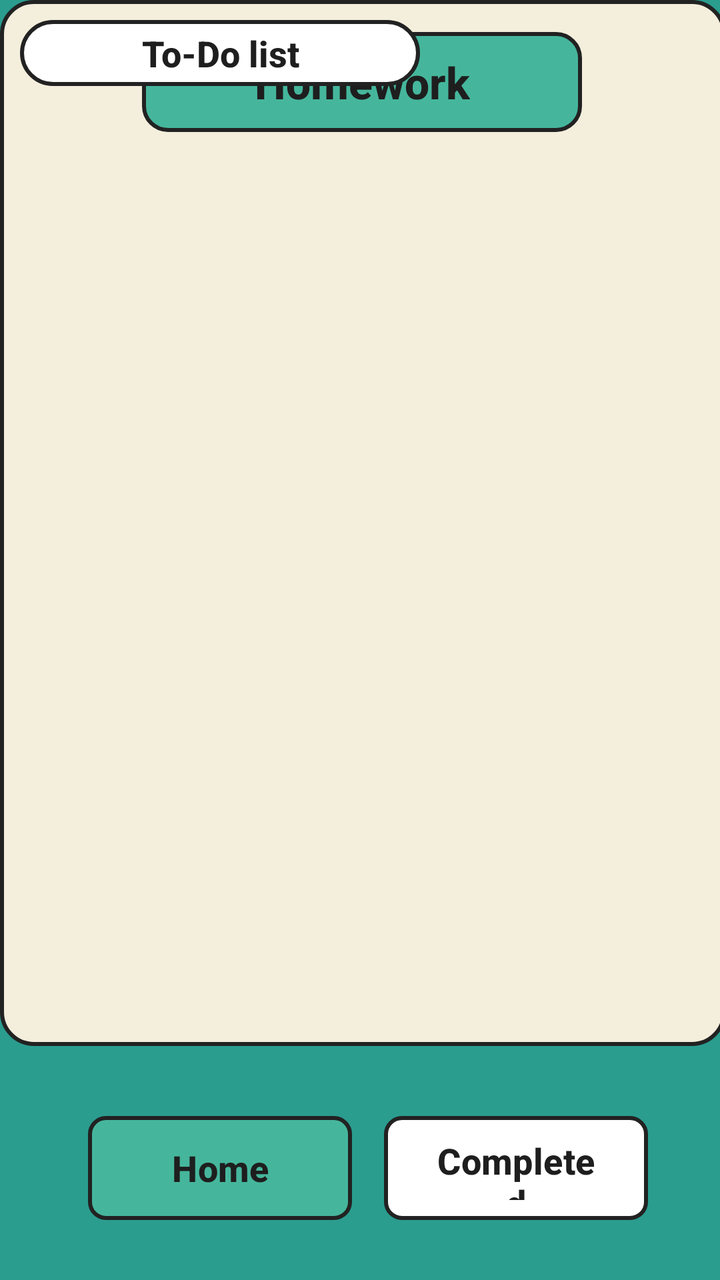
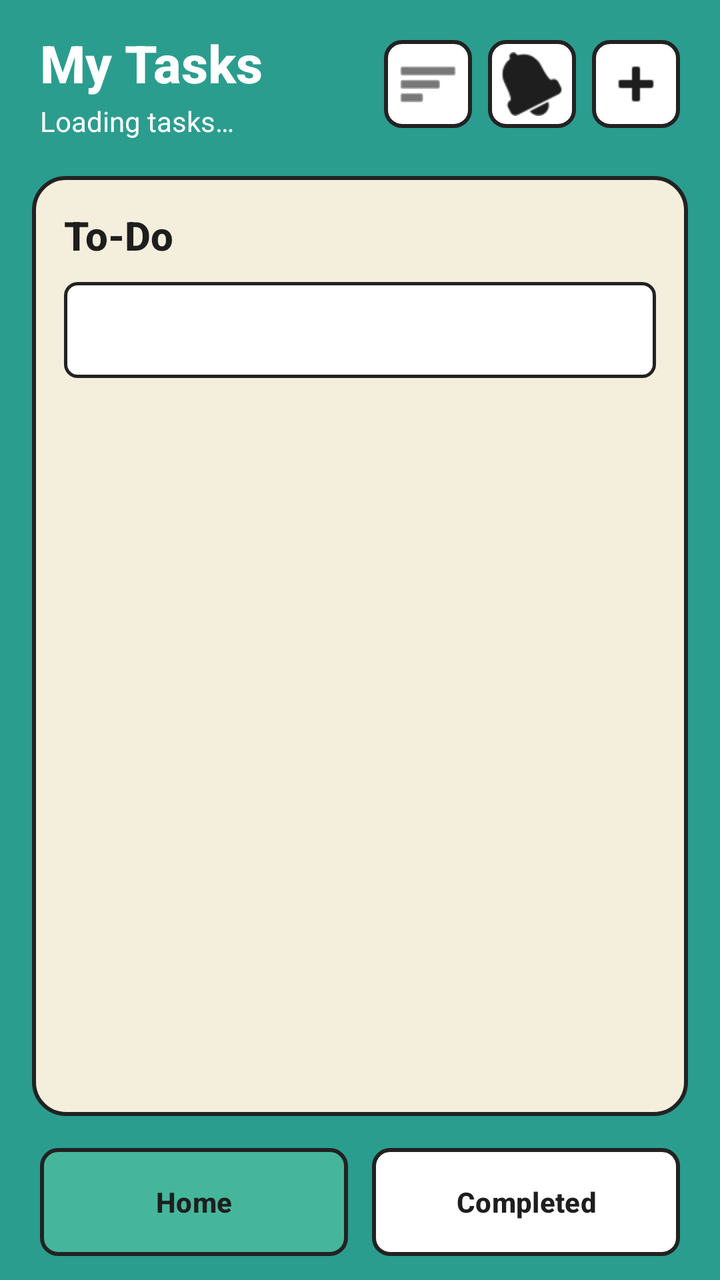

Screens rendered from an Android XML layout before and after an edit, with the pre-edit source and the edit as a unified diff.
<!-- AndroidManifest.xml: application theme Theme.ApplicationProject -->
<!-- res/layout/activity_home_page.xml -->
<?xml version="1.0" encoding="utf-8"?>
<androidx.constraintlayout.widget.ConstraintLayout xmlns:android="http://schemas.android.com/apk/res/android"
    xmlns:app="http://schemas.android.com/apk/res-auto"
    xmlns:tools="http://schemas.android.com/tools"
    android:id="@+id/main"
    android:layout_width="match_parent"
    android:layout_height="match_parent"
    android:background="@color/app_teal"
    tools:context=".MainActivity">

    

    

    <ImageButton
        android:id="@+id/btnAdd"
        android:layout_width="40dp"
        android:layout_height="40dp"
        android:layout_marginTop="10dp"
        android:layout_marginEnd="20dp"
        android:background="@drawable/bg_button_white"
        android:contentDescription="Add Task"
        android:src="@android:drawable/ic_input_add"
        app:layout_constraintEnd_toEndOf="parent"
        app:layout_constraintTop_toTopOf="parent"
        app:tint="@color/border_dark"
        tools:ignore="HardcodedText,TouchTargetSizeCheck" />

    <ImageButton
        android:id="@+id/btnNotification"
        android:layout_width="40dp"
        android:layout_height="40dp"
        android:layout_marginTop="10dp"
        android:layout_marginEnd="32dp"
        android:background="@drawable/bg_button_white"
        android:contentDescription="@string/notifications3"
        android:src="@android:drawable/ic_popup_reminder"
        app:layout_constraintEnd_toStartOf="@+id/btnAdd"
        app:layout_constraintTop_toTopOf="parent"
        app:tint="@color/border_dark"
        tools:ignore="TouchTargetSizeCheck" />

    <androidx.constraintlayout.widget.ConstraintLayout
        android:id="@+id/mainCard"
        style="?android:attr/buttonBarStyle"
        android:layout_width="363dp"
        android:layout_height="523dp"
        android:background="@drawable/bg_card_cream"
        android:padding="16dp"
        tools:layout_editor_absoluteX="24dp"
        tools:layout_editor_absoluteY="96dp"
        tools:ignore="MissingConstraints">

        

        
        <TextView
            android:id="@+id/tvCategoryHeader"
            android:layout_width="220dp"
            android:layout_height="50dp"
            android:background="@drawable/bg_header_teal"
            android:fontFamily="sans-serif-medium"
            android:gravity="center"
            android:text="@string/homework"
            android:textColor="@color/text_dark"
            android:textSize="22sp"
            android:textStyle="bold"
            app:layout_constraintEnd_toEndOf="parent"
            app:layout_constraintHorizontal_bias="0.496"
            app:layout_constraintStart_toStartOf="parent"
            app:layout_constraintTop_toTopOf="parent" />

        <ScrollView
            android:layout_width="0dp"
            android:layout_height="0dp"
            android:layout_marginTop="20dp"
            android:fillViewport="true"
            app:layout_constraintBottom_toBottomOf="parent"
            app:layout_constraintEnd_toEndOf="parent"
            app:layout_constraintStart_toStartOf="parent"
            app:layout_constraintTop_toBottomOf="@id/tvCategoryHeader">

            <LinearLayout
                android:id="@+id/taskList"
                android:layout_width="match_parent"
                android:layout_height="wrap_content"
                android:orientation="vertical"
                android:paddingBottom="8dp" />
        </ScrollView>

    </androidx.constraintlayout.widget.ConstraintLayout>

    
    <LinearLayout
        android:id="@+id/bottomNav"
        style="?android:attr/buttonBarButtonStyle"
        android:layout_width="0dp"
        android:layout_height="64dp"
        android:layout_marginStart="24dp"
        android:layout_marginEnd="24dp"
        android:layout_marginBottom="24dp"
        android:orientation="horizontal"
        app:layout_constraintBottom_toBottomOf="parent"
        app:layout_constraintEnd_toEndOf="parent"
        app:layout_constraintStart_toStartOf="parent">

        
        <Button
            android:id="@+id/btnHomeNav"
            style="?android:attr/buttonBarButtonStyle"
            android:layout_width="0dp"
            android:layout_height="match_parent"
            android:layout_weight="1"
            android:layout_marginEnd="8dp"
            android:background="@drawable/bg_button_teal"
            android:fontFamily="sans-serif-medium"
            android:text="@string/home1"
            android:textColor="@color/text_dark"
            android:textSize="18sp"
            android:textStyle="bold"
            app:backgroundTint="@null" />

        
        <Button
            android:id="@+id/btnCompletedNav"
            android:layout_width="0dp"
            android:layout_height="match_parent"
            android:layout_weight="1"
            android:layout_marginStart="8dp"
            android:background="@drawable/bg_button_white"
            android:fontFamily="sans-serif-medium"
            android:text="@string/completed2"
            android:textColor="@color/text_dark"
            android:textSize="18sp"
            android:textStyle="bold"
            app:backgroundTint="@null"
            tools:ignore="ButtonStyle" />

    </LinearLayout>

    <TextView
        android:layout_width="200dp"
        android:layout_height="33dp"
        android:layout_marginStart="10dp"
        android:layout_marginTop="10dp"
        android:layout_weight="1"
        android:background="@drawable/bg_pill_white"
        android:fontFamily="sans-serif-medium"
        android:gravity="center"
        android:text="@string/to_do_list3"
        android:textColor="@color/text_dark"
        android:textSize="18sp"
        android:textStyle="bold"
        app:layout_constraintStart_toStartOf="parent"
        app:layout_constraintTop_toTopOf="parent"
        tools:ignore="TextSizeCheck" />

</androidx.constraintlayout.widget.ConstraintLayout>
<!-- resources referenced by this layout -->
<resources>
  <color name="app_teal">#2A9D8F</color>
  <color name="border_dark">#222222</color>
  <color name="text_dark">#1E1E1E</color>
  <!-- drawable bg_button_teal (drawable) -->
  <?xml version="1.0" encoding="utf-8"?>
  <shape xmlns:android="http://schemas.android.com/apk/res/android"
      android:shape="rectangle">
      <solid android:color="@color/header_teal" />
      <stroke android:width="2dp" android:color="@color/border_dark" />
      <corners android:radius="8dp" />
  </shape>
  <!-- drawable bg_button_white (drawable) -->
  <?xml version="1.0" encoding="utf-8"?>
  <shape xmlns:android="http://schemas.android.com/apk/res/android"
      android:shape="rectangle">
      <solid android:color="@color/white" />
      <stroke android:width="2dp" android:color="@color/border_dark" />
      <corners android:radius="8dp" />
  </shape>
  <!-- drawable bg_card_cream (drawable) -->
  <?xml version="1.0" encoding="utf-8"?>
  <shape xmlns:android="http://schemas.android.com/apk/res/android"
      android:shape="rectangle">
      <solid android:color="@color/card_cream" />
      <stroke android:width="2dp" android:color="@color/border_dark" />
      <corners android:radius="16dp" />
  </shape>
  <!-- drawable bg_header_teal (drawable) -->
  <?xml version="1.0" encoding="utf-8"?>
  <shape xmlns:android="http://schemas.android.com/apk/res/android"
      android:shape="rectangle">
      <solid android:color="@color/header_teal" />
      <stroke android:width="2dp" android:color="@color/border_dark" />
      <corners android:radius="12dp" />
  </shape>
  <!-- drawable bg_pill_white (drawable) -->
  <?xml version="1.0" encoding="utf-8"?>
  <shape xmlns:android="http://schemas.android.com/apk/res/android"
      android:shape="rectangle">
      <solid android:color="@color/white" />
      <stroke android:width="2dp" android:color="@color/border_dark" />
      <corners android:radius="30dp" />
  </shape>
  <string name="completed2">Completed</string>
  <string name="home1">Home</string>
  <string name="homework">Homework</string>
  <string name="notifications3">Notifications</string>
  <string name="to_do_list3">To-Do list</string>
  <style name="Theme.ApplicationProject" parent="Base.Theme.ApplicationProject" />
  <color name="header_teal">#45B69C</color>
  <color name="white">#FFFFFFFF</color>
  <color name="card_cream">#F4EEDC</color>
  <style name="Base.Theme.ApplicationProject" parent="Theme.Material3.DayNight.NoActionBar">
          
          
      </style>
</resources>

<!-- the commit's change to res/layout/activity_home_page.xml (unified diff, before → after) -->
@@ -8,77 +8,123 @@
     android:background="@color/app_teal"
     tools:context=".MainActivity">
 
-    
+    <LinearLayout
+        android:id="@+id/homeHeader"
+        android:layout_width="0dp"
+        android:layout_height="wrap_content"
+        android:layout_marginStart="20dp"
+        android:layout_marginTop="14dp"
+        android:layout_marginEnd="20dp"
+        android:gravity="center_vertical"
+        android:orientation="horizontal"
+        app:layout_constraintEnd_toEndOf="parent"
+        app:layout_constraintStart_toStartOf="parent"
+        app:layout_constraintTop_toTopOf="parent">
 
-    
+        <LinearLayout
+            android:layout_width="0dp"
+            android:layout_height="wrap_content"
+            android:layout_weight="1"
+            android:orientation="vertical">
 
-    <ImageButton
-        android:id="@+id/btnAdd"
-        android:layout_width="40dp"
-        android:layout_height="40dp"
-        android:layout_marginTop="10dp"
-        android:layout_marginEnd="20dp"
-        android:background="@drawable/bg_button_white"
-        android:contentDescription="Add Task"
-        android:src="@android:drawable/ic_input_add"
-        app:layout_constraintEnd_toEndOf="parent"
-        app:layout_constraintTop_toTopOf="parent"
-        app:tint="@color/border_dark"
-        tools:ignore="HardcodedText,TouchTargetSizeCheck" />
+            <TextView
+                android:layout_width="wrap_content"
+                android:layout_height="wrap_content"
+                android:fontFamily="sans-serif-medium"
+                android:text="@string/home_title"
+                android:textColor="@color/white"
+                android:textSize="26sp"
+                android:textStyle="bold" />
 
-    <ImageButton
-        android:id="@+id/btnNotification"
-        android:layout_width="40dp"
-        android:layout_height="40dp"
-        android:layout_marginTop="10dp"
-        android:layout_marginEnd="32dp"
-        android:background="@drawable/bg_button_white"
-        android:contentDescription="@string/notifications3"
-        android:src="@android:drawable/ic_popup_reminder"
-        app:layout_constraintEnd_toStartOf="@+id/btnAdd"
-        app:layout_constraintTop_toTopOf="parent"
-        app:tint="@color/border_dark"
-        tools:ignore="TouchTargetSizeCheck" />
+            <TextView
+                android:id="@+id/tvTaskCount"
+                android:layout_width="wrap_content"
+                android:layout_height="wrap_content"
+                android:layout_marginTop="2dp"
+                android:text="@string/loading_tasks"
+                android:textColor="@color/white"
+                android:textSize="14sp" />
+        </LinearLayout>
+
+        <ImageButton
+            android:id="@+id/btnCategories"
+            android:layout_width="44dp"
+            android:layout_height="44dp"
+            android:layout_marginEnd="8dp"
+            android:background="@drawable/bg_button_white"
+            android:contentDescription="@string/category_button"
+            android:src="@android:drawable/ic_menu_sort_by_size"
+            app:tint="@color/text_dark" />
+
+        <ImageButton
+            android:id="@+id/btnNotification"
+            android:layout_width="44dp"
+            android:layout_height="44dp"
+            android:layout_marginEnd="8dp"
+            android:background="@drawable/bg_button_white"
+            android:contentDescription="@string/notifications3"
+            android:src="@android:drawable/ic_popup_reminder"
+            app:tint="@color/text_dark" />
+
+        <ImageButton
+            android:id="@+id/btnAdd"
+            android:layout_width="44dp"
+            android:layout_height="44dp"
+            android:background="@drawable/bg_button_white"
+            android:contentDescription="@string/add_task"
+            android:src="@android:drawable/ic_input_add"
+            app:tint="@color/text_dark" />
+    </LinearLayout>
 
     <androidx.constraintlayout.widget.ConstraintLayout
         android:id="@+id/mainCard"
-        style="?android:attr/buttonBarStyle"
-        android:layout_width="363dp"
-        android:layout_height="523dp"
+        android:layout_width="0dp"
+        android:layout_height="0dp"
+        android:layout_marginStart="16dp"
+        android:layout_marginTop="18dp"
+        android:layout_marginEnd="16dp"
+        android:layout_marginBottom="16dp"
         android:background="@drawable/bg_card_cream"
         android:padding="16dp"
-        tools:layout_editor_absoluteX="24dp"
-        tools:layout_editor_absoluteY="96dp"
-        tools:ignore="MissingConstraints">
+        app:layout_constraintBottom_toTopOf="@id/bottomNav"
+        app:layout_constraintEnd_toEndOf="parent"
+        app:layout_constraintStart_toStartOf="parent"
+        app:layout_constraintTop_toBottomOf="@id/homeHeader">
 
-        
-
-        
         <TextView
             android:id="@+id/tvCategoryHeader"
-            android:layout_width="220dp"
-            android:layout_height="50dp"
-            android:background="@drawable/bg_header_teal"
+            android:layout_width="0dp"
+            android:layout_height="wrap_content"
             android:fontFamily="sans-serif-medium"
-            android:gravity="center"
-            android:text="@string/homework"
+            android:text="@string/pending_tasks"
             android:textColor="@color/text_dark"
-            android:textSize="22sp"
+            android:textSize="20sp"
             android:textStyle="bold"
             app:layout_constraintEnd_toEndOf="parent"
-            app:layout_constraintHorizontal_bias="0.496"
             app:layout_constraintStart_toStartOf="parent"
             app:layout_constraintTop_toTopOf="parent" />
+
+        <Spinner
+            android:id="@+id/spinnerCategoryFilter"
+            android:layout_width="0dp"
+            android:layout_height="48dp"
+            android:layout_marginTop="10dp"
+            android:background="@drawable/bg_edit_text"
+            android:paddingStart="10dp"
+            android:paddingEnd="10dp"
+            app:layout_constraintEnd_toEndOf="parent"
+            app:layout_constraintStart_toStartOf="parent"
+            app:layout_constraintTop_toBottomOf="@id/tvCategoryHeader" />
 
         <ScrollView
             android:layout_width="0dp"
             android:layout_height="0dp"
-            android:layout_marginTop="20dp"
+            android:layout_marginTop="12dp"
             android:fillViewport="true"
             app:layout_constraintBottom_toBottomOf="parent"
             app:layout_constraintEnd_toEndOf="parent"
             app:layout_constraintStart_toStartOf="parent"
-            app:layout_constraintTop_toBottomOf="@id/tvCategoryHeader">
+            app:layout_constraintTop_toBottomOf="@id/spinnerCategoryFilter">
 
             <LinearLayout
                 android:id="@+id/taskList"
@@ -87,72 +133,42 @@
                 android:orientation="vertical"
                 android:paddingBottom="8dp" />
         </ScrollView>
-
     </androidx.constraintlayout.widget.ConstraintLayout>
 
-    
     <LinearLayout
         android:id="@+id/bottomNav"
-        style="?android:attr/buttonBarButtonStyle"
         android:layout_width="0dp"
-        android:layout_height="64dp"
-        android:layout_marginStart="24dp"
-        android:layout_marginEnd="24dp"
-        android:layout_marginBottom="24dp"
+        android:layout_height="54dp"
+        android:layout_marginStart="20dp"
+        android:layout_marginEnd="20dp"
+        android:layout_marginBottom="12dp"
         android:orientation="horizontal"
         app:layout_constraintBottom_toBottomOf="parent"
         app:layout_constraintEnd_toEndOf="parent"
         app:layout_constraintStart_toStartOf="parent">
 
-        
         <Button
             android:id="@+id/btnHomeNav"
-            style="?android:attr/buttonBarButtonStyle"
             android:layout_width="0dp"
             android:layout_height="match_parent"
+            android:layout_marginEnd="6dp"
             android:layout_weight="1"
-            android:layout_marginEnd="8dp"
             android:background="@drawable/bg_button_teal"
-            android:fontFamily="sans-serif-medium"
             android:text="@string/home1"
             android:textColor="@color/text_dark"
-            android:textSize="18sp"
             android:textStyle="bold"
             app:backgroundTint="@null" />
 
-        
         <Button
             android:id="@+id/btnCompletedNav"
             android:layout_width="0dp"
             android:layout_height="match_parent"
+            android:layout_marginStart="6dp"
             android:layout_weight="1"
-            android:layout_marginStart="8dp"
             android:background="@drawable/bg_button_white"
-            android:fontFamily="sans-serif-medium"
             android:text="@string/completed2"
             android:textColor="@color/text_dark"
-            android:textSize="18sp"
             android:textStyle="bold"
-            app:backgroundTint="@null"
-            tools:ignore="ButtonStyle" />
-
+            app:backgroundTint="@null" />
     </LinearLayout>
-
-    <TextView
-        android:layout_width="200dp"
-        android:layout_height="33dp"
-        android:layout_marginStart="10dp"
-        android:layout_marginTop="10dp"
-        android:layout_weight="1"
-        android:background="@drawable/bg_pill_white"
-        android:fontFamily="sans-serif-medium"
-        android:gravity="center"
-        android:text="@string/to_do_list3"
-        android:textColor="@color/text_dark"
-        android:textSize="18sp"
-        android:textStyle="bold"
-        app:layout_constraintStart_toStartOf="parent"
-        app:layout_constraintTop_toTopOf="parent"
-        tools:ignore="TextSizeCheck" />
-
 </androidx.constraintlayout.widget.ConstraintLayout>
<!-- resource entries referenced after the edit -->
@@ -27,27 +27,22 @@
       <stroke android:width="2dp" android:color="@color/border_dark" />
       <corners android:radius="16dp" />
   </shape>
-  <!-- drawable bg_header_teal (drawable) -->
-  <?xml version="1.0" encoding="utf-8"?>
-  <shape xmlns:android="http://schemas.android.com/apk/res/android"
-      android:shape="rectangle">
-      <solid android:color="@color/header_teal" />
-      <stroke android:width="2dp" android:color="@color/border_dark" />
-      <corners android:radius="12dp" />
-  </shape>
-  <!-- drawable bg_pill_white (drawable) -->
+  <!-- drawable bg_edit_text (drawable) -->
   <?xml version="1.0" encoding="utf-8"?>
   <shape xmlns:android="http://schemas.android.com/apk/res/android"
       android:shape="rectangle">
       <solid android:color="@color/white" />
-      <stroke android:width="2dp" android:color="@color/border_dark" />
-      <corners android:radius="30dp" />
+      <stroke android:width="1.5dp" android:color="@color/border_dark" />
+      <corners android:radius="6dp" />
   </shape>
+  <string name="add_task">Add Task</string>
+  <string name="category_button">Categories</string>
   <string name="completed2">Completed</string>
   <string name="home1">Home</string>
-  <string name="homework">Homework</string>
+  <string name="home_title">My Tasks</string>
+  <string name="loading_tasks">Loading tasks…</string>
   <string name="notifications3">Notifications</string>
-  <string name="to_do_list3">To-Do list</string>
+  <string name="pending_tasks">To-Do</string>
   <style name="Theme.ApplicationProject" parent="Base.Theme.ApplicationProject" />
   <color name="header_teal">#45B69C</color>
   <color name="white">#FFFFFFFF</color>
